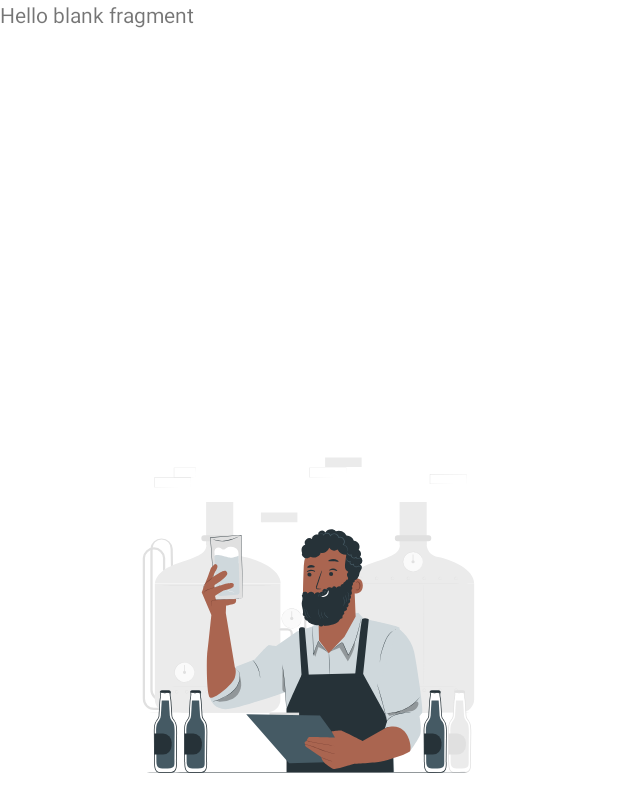
After one commit to MosesWangira/CockTails, an Android app: the fragment Home shown on its own in the app's theme, on a phone screen of 412 x 824 dp. The commit adds this screen. Shown: the top 812 px of the screen. Run offline under Robolectric (Android 15) with nearby library versions, the phone set to English and light mode, and no system bars.

Commit message:
home fragment and home viewmodel initialization

```diff
--- a/app/build.gradle
+++ b/app/build.gradle
@@ -49,6 +49,7 @@ dependencies {
     //actual dependencies in project build gradle
     implementation generalDependencies
     implementation navigationGraphDependencies
+    implementation 'androidx.legacy:legacy-support-v4:1.0.0'
     androidTestImplementation androidTestImplemetationsDependencies
     testImplementation testingDependencies
     implementation daggerHiltDependencies
--- /dev/null
+++ b/app/src/main/java/com/mosesaltruism/cocktails/presentation/byname/Home.kt
@@ -0,0 +1,18 @@
+package com.mosesaltruism.cocktails.presentation.byname
+
+import android.os.Bundle
+import androidx.fragment.app.Fragment
+import android.view.LayoutInflater
+import android.view.View
+import android.view.ViewGroup
+import com.mosesaltruism.cocktails.R
+
+class Home : Fragment() {
+    override fun onCreateView(
+        inflater: LayoutInflater, container: ViewGroup?,
+        savedInstanceState: Bundle?
+    ): View? {
+        // Inflate the layout for this fragment
+        return inflater.inflate(R.layout.home, container, false)
+    }
+}
--- /dev/null
+++ b/app/src/main/java/com/mosesaltruism/cocktails/presentation/byname/HomeViewModel.kt
@@ -0,0 +1,6 @@
+package com.mosesaltruism.cocktails.presentation.byname
+
+import androidx.lifecycle.ViewModel
+
+class HomeViewModel: ViewModel() {
+}
--- /dev/null
+++ b/app/src/main/res/layout/home.xml
@@ -0,0 +1,14 @@
+<?xml version="1.0" encoding="utf-8"?>
+<FrameLayout xmlns:android="http://schemas.android.com/apk/res/android"
+    xmlns:tools="http://schemas.android.com/tools"
+    android:layout_width="match_parent"
+    android:layout_height="match_parent"
+    tools:context=".presentation.byname.Home">
+
+    <!-- TODO: Update blank fragment layout -->
+    <TextView
+        android:layout_width="match_parent"
+        android:layout_height="match_parent"
+        android:text="@string/hello_blank_fragment" />
+
+</FrameLayout>
--- a/app/src/main/res/values/strings.xml
+++ b/app/src/main/res/values/strings.xml
@@ -1,3 +1,5 @@
 <resources>
     <string name="app_name">CockTails</string>
+    <!-- TODO: Remove or change this placeholder text -->
+    <string name="hello_blank_fragment">Hello blank fragment</string>
 </resources>
```
